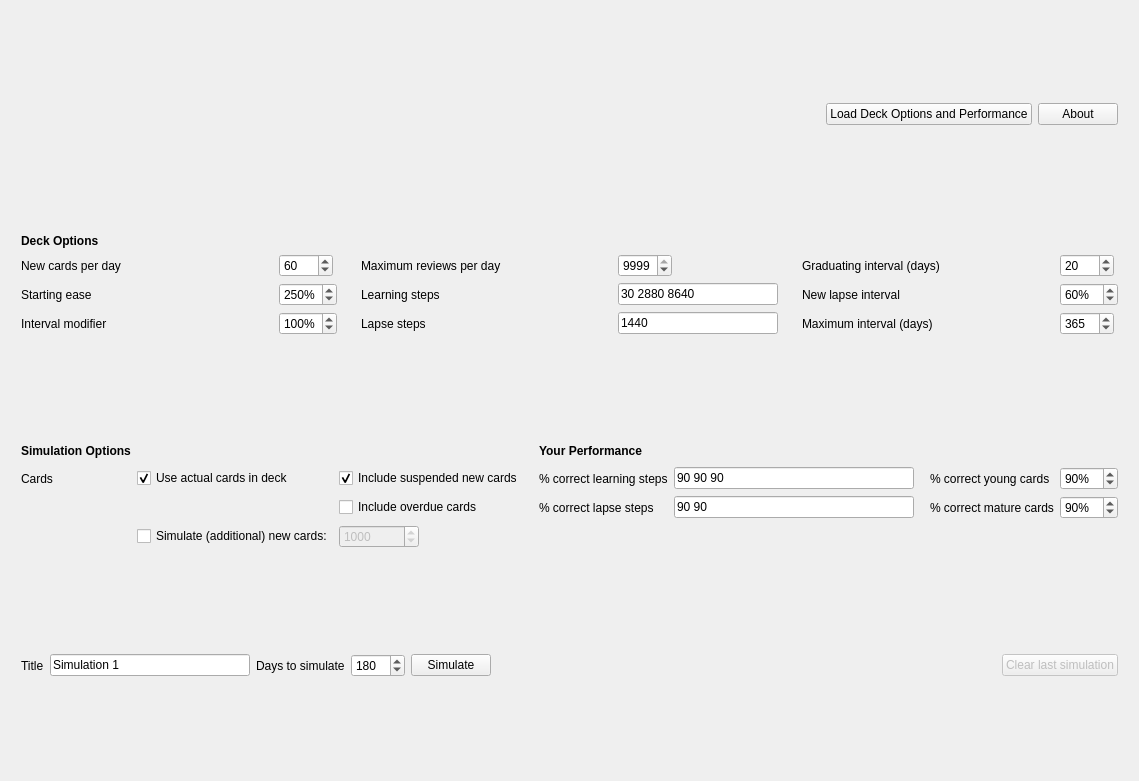
Before: the Qt Designer form designer/anki_simulator_dialog.ui in giovannihenriksen/Anki-Simulator, drawn with Qt 5.
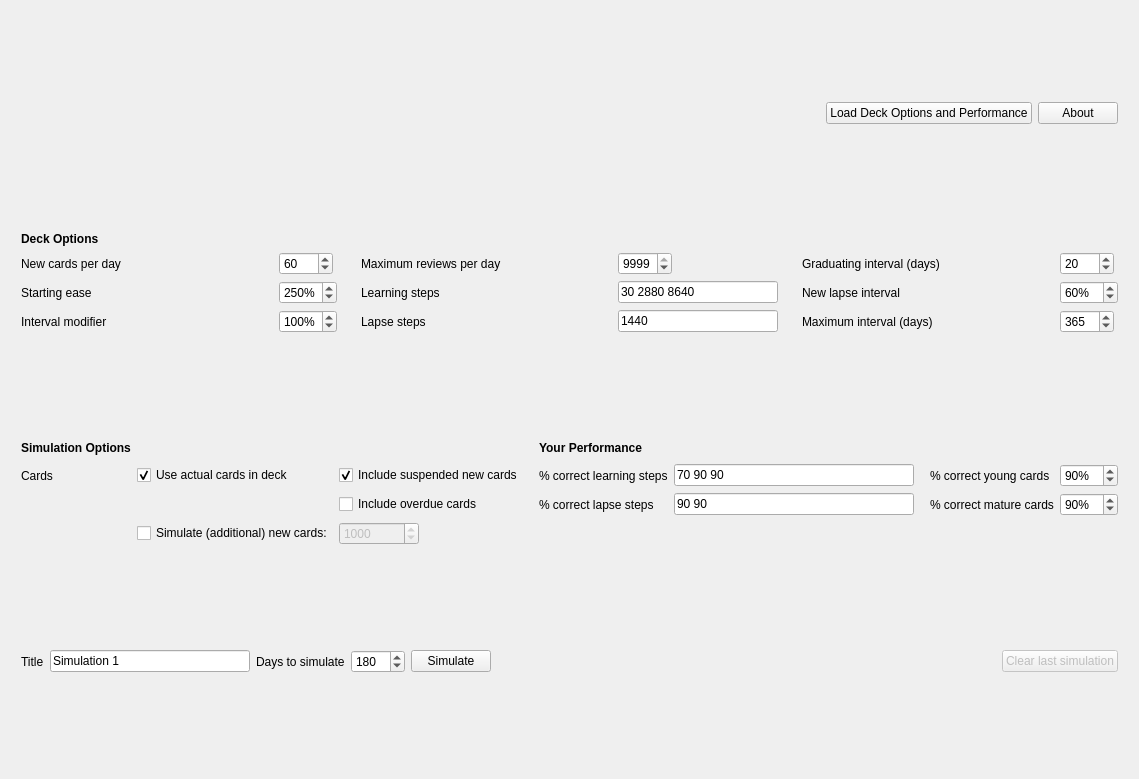
After: the same form once the commit is applied.

```diff
--- a/designer/anki_simulator_dialog.ui
+++ b/designer/anki_simulator_dialog.ui
@@ -7,7 +7,7 @@
     <x>0</x>
     <y>0</y>
     <width>1139</width>
-    <height>781</height>
+    <height>779</height>
    </rect>
   </property>
   <property name="windowTitle">
@@ -426,7 +426,7 @@
          </size>
         </property>
         <property name="text">
-         <string>90 90 90</string>
+         <string>70 90 90</string>
         </property>
        </widget>
       </item>
```
